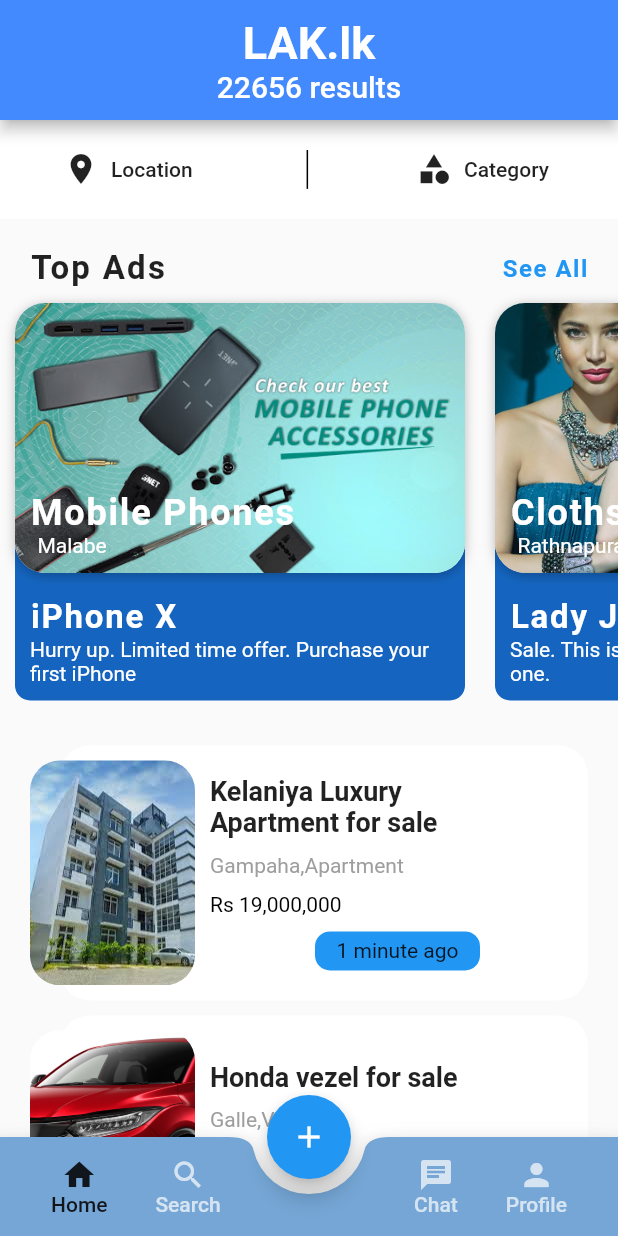
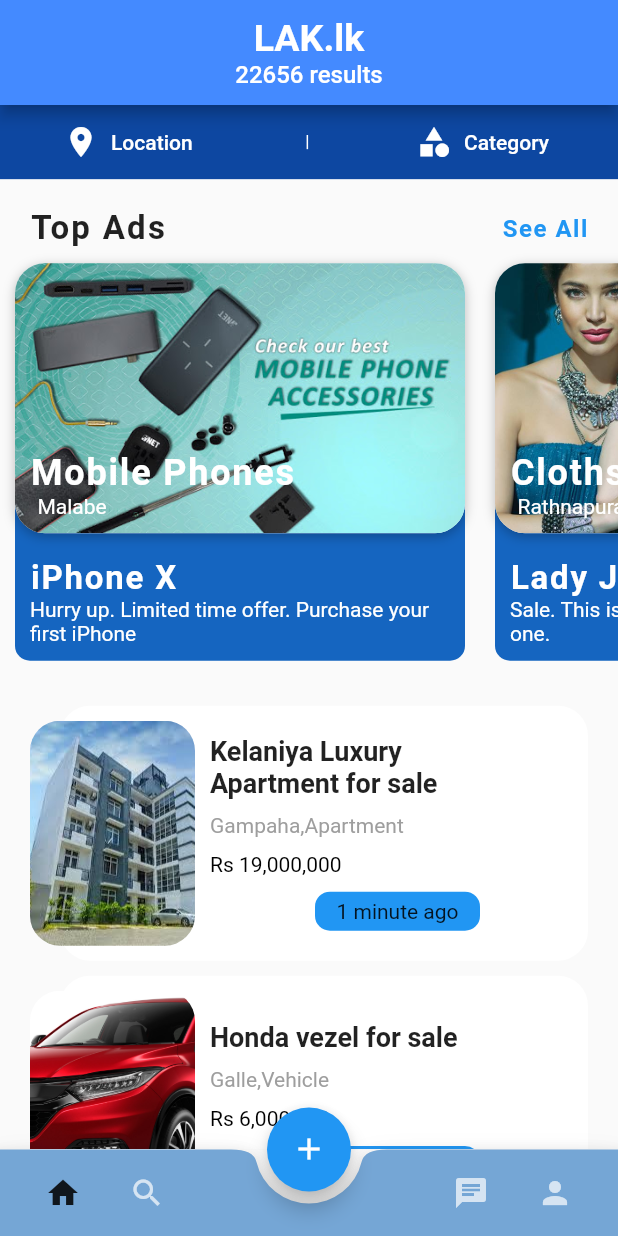
Before and after one commit to hrathnapala/UEEE_Lak, a Flutter app: the screen it shows after launch, on a phone screen of 412 x 824 dp. Run offline on Flutter 3.47's test engine with Material 2 defaults, Android fonts, the phone set to English and light mode, and no system bars; our stand-ins replace carousel_slider, share; missing offline and left inert: multi_image_picker.

Commit message:
Homepage refactor

```diff
--- a/lib/src/screens/home.dart
+++ b/lib/src/screens/home.dart
@@ -67,13 +67,13 @@ class _HomeState extends State<Home> {
   Widget build(BuildContext context) {
     return Scaffold(
         appBar: AppBar(
-          toolbarHeight: 80,
+          toolbarHeight: 70,
           title: Column(
             children: [
               Text(
                 "LAK.lk",
                 style: TextStyle(
-                  fontSize: 30,
+                  fontSize: 25,
                   fontWeight: FontWeight.bold,
                   color: Colors.white,
                 ),
@@ -81,7 +81,7 @@ class _HomeState extends State<Home> {
               Text(
                 "22656 results",
                 style: TextStyle(
-                  fontSize: 20,
+                  fontSize: 16,
                   color: Colors.white,
                 ),
               ),
@@ -95,8 +95,8 @@ class _HomeState extends State<Home> {
           child: Column(
             children: [
               Container(
-                color: Colors.white,
-                height: MediaQuery.of(context).size.height * 0.08,
+                color: Colors.blue[900],
+                height: MediaQuery.of(context).size.height * 0.06,
                 width: MediaQuery.of(context).size.width,
                 child: Row(
                     crossAxisAlignment: CrossAxisAlignment.center,
@@ -114,10 +114,12 @@ class _HomeState extends State<Home> {
                             }
                           });
                         },
-                          icon: Icon(Icons.location_on),
-                          label: Text("$location")),
+                        icon: Icon(Icons.location_on, color: Colors.white),
+                        label: Text("$location"),
+                        textColor: Colors.white,
+                      ),
                       VerticalDivider(
-                        color: Colors.black,
+                        color: Colors.white,
                         thickness: 1,
                         width: 1,
                         indent: 20,
@@ -129,8 +131,10 @@ class _HomeState extends State<Home> {
                               MaterialPageRoute(
                                   builder: (context) => CategoryFilter()));
                         },
-                          icon: Icon(Icons.category),
-                          label: Text("Category")),
+                        icon: Icon(Icons.category, color: Colors.white),
+                        label: Text("Category"),
+                        textColor: Colors.white,
+                      ),
                       // VerticalDivider(
                       //   color: Colors.black,
                       //   thickness: 1,
@@ -235,7 +239,7 @@ class EachList extends StatelessWidget {
                     crossAxisAlignment: CrossAxisAlignment.start,
                     children: <Widget>[
                       Container(
-                        width: 210.0,
+                        width: 180.0,
                         child: Text(
                           name,
                           style: TextStyle(
--- a/lib/src/screens/homepage.dart
+++ b/lib/src/screens/homepage.dart
@@ -33,11 +33,11 @@ class _HomepageState extends State<Homepage> {
       bottomNavigationBar: BottomAppBar(
         color: Color(0xff75A6D5),
         shape: CircularNotchedRectangle(),
-        notchMargin: 10,
+        notchMargin: 8,
         child: Padding(
-          padding: const EdgeInsets.symmetric(horizontal: 18.0),
+          padding: const EdgeInsets.symmetric(horizontal: 14.0),
           child: Container(
-            height: MediaQuery.of(context).size.height * 0.08,
+            height: MediaQuery.of(context).size.height * 0.07,
             child: Row(
               mainAxisAlignment: MainAxisAlignment.spaceBetween,
               children: <Widget>[
@@ -60,14 +60,14 @@ class _HomepageState extends State<Homepage> {
                               color: currentTab == 0
                                   ? Colors.black87
                                   : Colors.white70),
-                          Text(
-                            'Home',
-                            style: TextStyle(
-                              color: currentTab == 0
-                                  ? Colors.black87
-                                  : Colors.white70,
-                            ),
-                          ),
+                          // Text(
+                          //   'Home',
+                          //   style: TextStyle(
+                          //     color: currentTab == 0
+                          //         ? Colors.black87
+                          //         : Colors.white70,
+                          //   ),
+                          // ),
                         ],
                       ),
                     ),
@@ -89,14 +89,14 @@ class _HomepageState extends State<Homepage> {
                                 ? Colors.black87
                                 : Colors.white70,
                           ),
-                          Text(
-                            'Search',
-                            style: TextStyle(
-                              color: currentTab == 1
-                                  ? Colors.black87
-                                  : Colors.white70,
-                            ),
-                          ),
+                          // Text(
+                          //   'Search',
+                          //   style: TextStyle(
+                          //     color: currentTab == 1
+                          //         ? Colors.black87
+                          //         : Colors.white70,
+                          //   ),
+                          // ),
                         ],
                       ),
                     )
@@ -126,14 +126,14 @@ class _HomepageState extends State<Homepage> {
                                 ? Colors.black87
                                 : Colors.white70,
                           ),
-                          Text(
-                            'Chat',
-                            style: TextStyle(
-                              color: currentTab == 2
-                                  ? Colors.black87
-                                  : Colors.white70,
-                            ),
-                          ),
+                          // Text(
+                          //   'Chat',
+                          //   style: TextStyle(
+                          //     color: currentTab == 2
+                          //         ? Colors.black87
+                          //         : Colors.white70,
+                          //   ),
+                          // ),
                         ],
                       ),
                     ),
@@ -155,14 +155,14 @@ class _HomepageState extends State<Homepage> {
                                 ? Colors.black87
                                 : Colors.white70,
                           ),
-                          Text(
-                            'Profile',
-                            style: TextStyle(
-                              color: currentTab == 3
-                                  ? Colors.black87
-                                  : Colors.white70,
-                            ),
-                          ),
+                          // Text(
+                          //   'Profile',
+                          //   style: TextStyle(
+                          //     color: currentTab == 3
+                          //         ? Colors.black87
+                          //         : Colors.white70,
+                          //   ),
+                          // ),
                         ],
                       ),
                     )
```
Lines whose indentation alone changed are shown as unchanged.
